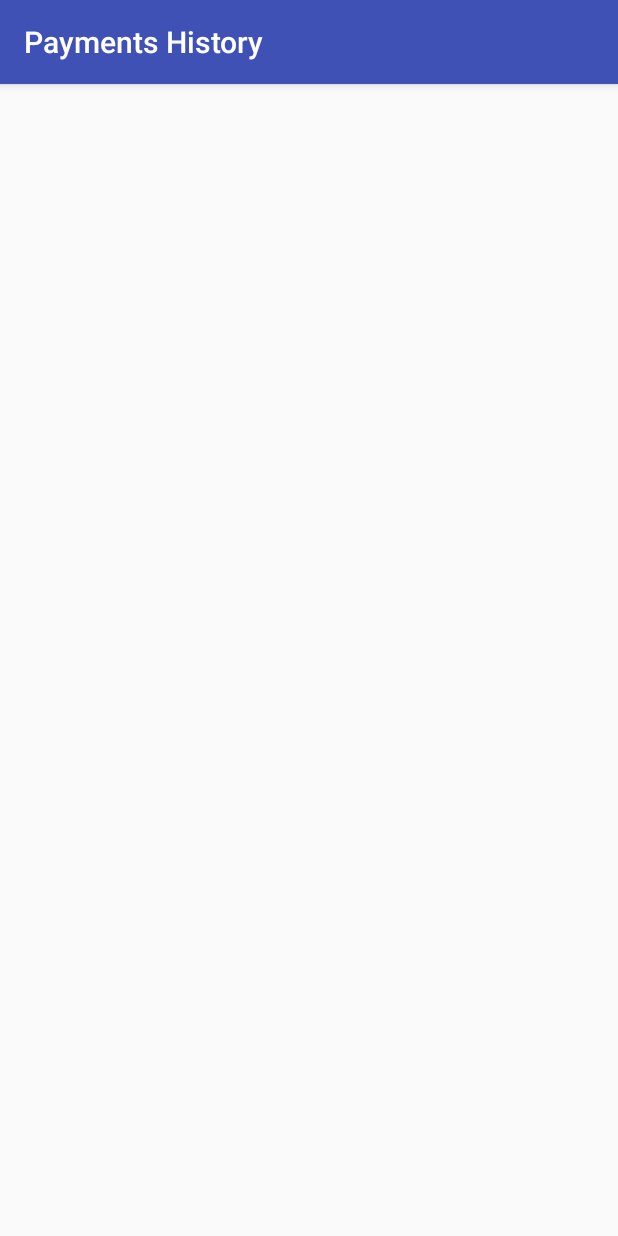
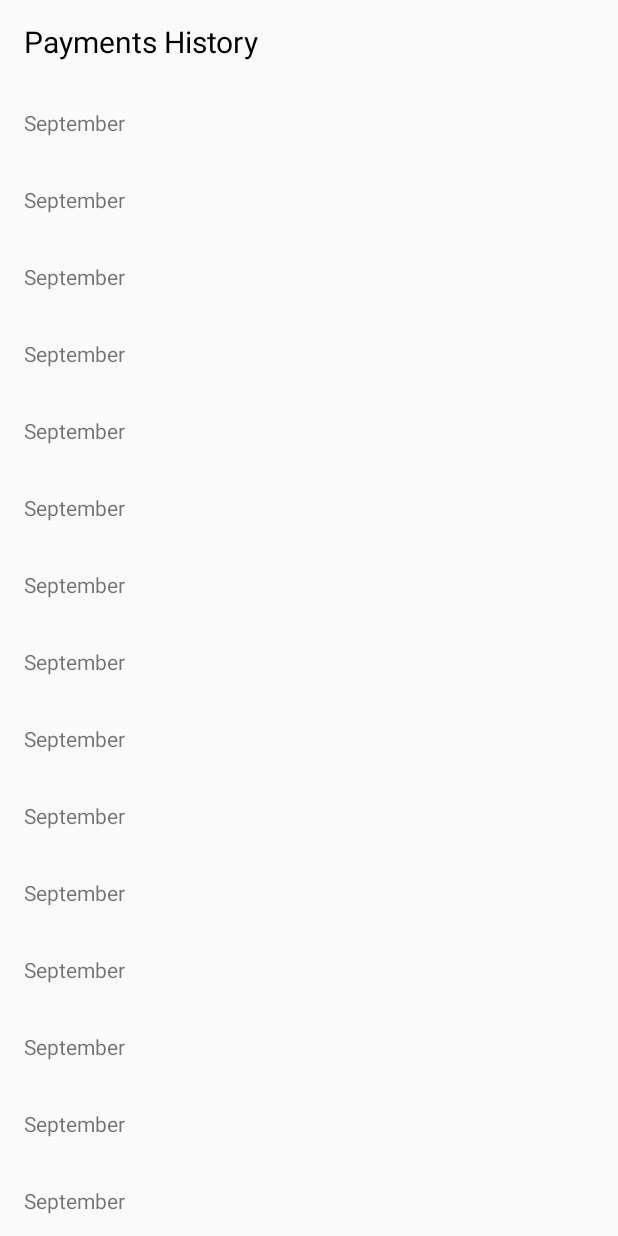
Before and after one commit to MathiasBrandt/payments-history, an Android app: the screen it shows after launch (OverviewActivity), on a phone screen of 412 x 824 dp. Run offline under Robolectric (Android 15) with nearby library versions, the phone set to English and light mode, and no system bars; libraries missing offline, so code that uses them is left out: org.jetbrains.anko; 1 statement that could not run was skipped.

Commit message:
list with animations

```diff
--- a/PaymentsHistory/app/build.gradle
+++ b/PaymentsHistory/app/build.gradle
@@ -26,6 +26,9 @@ android {
     }
     kapt {
         generateStubs = true
+    }
+    androidExtensions {
+        experimental = true
     }
 }
 
--- a/PaymentsHistory/app/src/main/AndroidManifest.xml
+++ b/PaymentsHistory/app/src/main/AndroidManifest.xml
@@ -3,11 +3,11 @@
     package="com.mathiasbrandt.paymentshistory">
 
     <application
-        android:allowBackup="true"
+        android:allowBackup="false"
         android:icon="@mipmap/ic_launcher"
         android:label="@string/app_name"
         android:roundIcon="@mipmap/ic_launcher_round"
-        android:supportsRtl="true"
+        android:supportsRtl="false"
         android:theme="@style/AppTheme"
         android:name=".CustomApplication"
         >
--- a/PaymentsHistory/app/src/main/java/com/mathiasbrandt/paymentshistory/OverviewActivity.kt
+++ b/PaymentsHistory/app/src/main/java/com/mathiasbrandt/paymentshistory/OverviewActivity.kt
@@ -1,13 +1,22 @@
 package com.mathiasbrandt.paymentshistory
 
+import android.animation.Animator
+import android.animation.ObjectAnimator
+import android.os.Bundle
+import android.view.View
+import androidx.appcompat.app.AppCompatActivity
 import androidx.lifecycle.Observer
 import androidx.lifecycle.ViewModelProviders
-import android.os.Bundle
-import androidx.appcompat.app.AppCompatActivity
+import androidx.recyclerview.widget.RecyclerView
+import kotlinx.android.synthetic.main.activity_overview.*
+import org.jetbrains.anko.AnkoLogger
+import org.jetbrains.anko.info
 
-class OverviewActivity : AppCompatActivity() {
+class OverviewActivity : AppCompatActivity(), AnkoLogger {
     private val viewModelFactory = Injector.get().viewModelFactory()
     private lateinit var overviewVM: OverviewViewModel
+
+    private var isAnimatingList = false
 
     override fun onCreate(savedInstanceState: Bundle?) {
         super.onCreate(savedInstanceState)
@@ -15,6 +24,53 @@ class OverviewActivity : AppCompatActivity() {
 
         overviewVM = ViewModelProviders.of(this, viewModelFactory).get(OverviewViewModel::class.java)
         overviewVM.getLivePayments().observe(this, Observer { payments -> payments?.let { paymentListUpdated(payments) } })
+
+        val adapter = OverviewListAdapter(listOf(Month(), Month(), Month(), Month(), Month(), Month(), Month(), Month(), Month(), Month(), Month(), Month(), Month(), Month(), Month(), Month(), Month(), Month(), Month(), Month(), Month(), Month(), Month(), Month(), Month(), Month(), Month(), Month(), Month(), Month(), Month(), Month(), Month(), Month(), Month(), Month(), Month(), Month(), Month(), Month(), Month(), Month(), Month(), Month(), Month(), Month(), Month(), Month(), Month(), Month(), Month(), Month(), Month(), Month()))
+        activity_overview_list.adapter = adapter
+        activity_overview_list.overScrollMode = View.OVER_SCROLL_NEVER
+
+        activity_overview_list.setOnScrollChangeListener(object: View.OnScrollChangeListener {
+            override fun onScrollChange(p0: View?, p1: Int, p2: Int, p3: Int, p4: Int) {
+                TODO("not implemented") //To change body of created functions use File | Settings | File Templates.
+            }
+
+        })
+
+        activity_overview_list.setOnScrollChangeListener { _, _, _, _, _ ->
+            info("##### triggered!")
+            val canScrollUp = activity_overview_list.canScrollVertically(-1)
+
+            if(!isAnimatingList && canScrollUp) {
+                isAnimatingList = true
+                supportActionBar?.let { actionBar ->
+                    // replace "elevation" with "translationZ"? (set default elevation=10 and translationZ=0 first)
+                    ObjectAnimator.ofFloat(actionBar, "elevation", 10F).apply {
+                        duration = 200
+                        addListener(object: Animator.AnimatorListener {
+                            override fun onAnimationRepeat(p0: Animator?) {}
+
+                            override fun onAnimationEnd(p0: Animator?) {
+                                isAnimatingList = false
+                            }
+
+                            override fun onAnimationCancel(p0: Animator?) {}
+
+                            override fun onAnimationStart(p0: Animator?) {}
+
+                        })
+                        start()
+                    }
+                }
+            } else if(!canScrollUp) {
+                supportActionBar?.let { actionBar ->
+                    ObjectAnimator.ofFloat(actionBar, "elevation", 0F).apply {
+                        duration = 200
+                        start()
+                    }
+                }
+            }
+
+        }
     }
 
     private fun paymentListUpdated(paymentList: PaymentList) {
--- /dev/null
+++ b/PaymentsHistory/app/src/main/java/com/mathiasbrandt/paymentshistory/OverviewListAdapter.kt
@@ -0,0 +1,27 @@
+package com.mathiasbrandt.paymentshistory
+
+import android.view.LayoutInflater
+import android.view.View
+import android.view.ViewGroup
+import androidx.recyclerview.widget.RecyclerView
+import kotlinx.android.extensions.LayoutContainer
+import kotlinx.android.synthetic.main.item_overview.view.*
+
+class OverviewListAdapter(val items: List<Month>): RecyclerView.Adapter<OverviewListViewHolder>() {
+    override fun onCreateViewHolder(parent: ViewGroup, viewType: Int): OverviewListViewHolder {
+        val view = LayoutInflater.from(parent.context).inflate(R.layout.item_overview, parent, false)
+        return OverviewListViewHolder(view)
+    }
+
+    override fun onBindViewHolder(holder: OverviewListViewHolder, position: Int) {
+        holder.bind(items[position])
+    }
+
+    override fun getItemCount(): Int = items.size
+}
+
+class OverviewListViewHolder(override val containerView: View): RecyclerView.ViewHolder(containerView), LayoutContainer {
+    fun bind(item: Month) {
+        containerView.item_overview_title.text = "September"
+    }
+}
--- a/PaymentsHistory/app/src/main/res/layout/activity_overview.xml
+++ b/PaymentsHistory/app/src/main/res/layout/activity_overview.xml
@@ -7,10 +7,11 @@
     tools:context=".OverviewActivity">
 
     <androidx.recyclerview.widget.RecyclerView
+        android:id="@+id/activity_overview_list"
         android:layout_width="match_parent"
         android:layout_height="match_parent"
         app:layoutManager="androidx.recyclerview.widget.LinearLayoutManager"
-        tools:listitem="@layout/item_payment"
-        />
+        tools:itemCount="10"
+        tools:listitem="@layout/item_payment" />
 
 </androidx.constraintlayout.widget.ConstraintLayout>
--- /dev/null
+++ b/PaymentsHistory/app/src/main/res/layout/item_overview.xml
@@ -0,0 +1,34 @@
+<?xml version="1.0" encoding="utf-8"?>
+<androidx.constraintlayout.widget.ConstraintLayout xmlns:android="http://schemas.android.com/apk/res/android"
+    android:layout_width="match_parent"
+    android:layout_height="wrap_content"
+    xmlns:tools="http://schemas.android.com/tools"
+    xmlns:app="http://schemas.android.com/apk/res-auto">
+
+    <!--<androidx.cardview.widget.CardView-->
+        <!--android:layout_width="match_parent"-->
+        <!--android:layout_height="wrap_content"-->
+        <!--android:layout_marginStart="8dp"-->
+        <!--android:layout_marginEnd="8dp"-->
+        <!--android:layout_marginTop="4dp"-->
+        <!--android:layout_marginBottom="4dp"-->
+        <!--app:layout_constraintTop_toTopOf="parent"-->
+        <!--app:layout_constraintBottom_toBottomOf="parent"-->
+        <!--app:cardCornerRadius="4dp"-->
+        <!--app:cardElevation="4dp"-->
+        <!--&gt;-->
+
+        <TextView
+            android:id="@+id/item_overview_title"
+            android:layout_width="wrap_content"
+            android:layout_height="wrap_content"
+            android:layout_margin="16dp"
+            android:textSize="14sp"
+            app:layout_constraintTop_toTopOf="parent"
+            app:layout_constraintStart_toStartOf="parent"
+            app:layout_constraintBottom_toBottomOf="parent"
+            tools:text="September"
+            />
+
+    <!--</androidx.cardview.widget.CardView>-->
+</androidx.constraintlayout.widget.ConstraintLayout>
--- a/PaymentsHistory/app/src/main/res/values/colors.xml
+++ b/PaymentsHistory/app/src/main/res/values/colors.xml
@@ -3,4 +3,7 @@
     <color name="colorPrimary">#3F51B5</color>
     <color name="colorPrimaryDark">#303F9F</color>
     <color name="colorAccent">#FF4081</color>
+
+    <color name="default_background">#FAFAFA</color>
+    <color name="black">#000000</color>
 </resources>
--- a/PaymentsHistory/app/src/main/res/values/styles.xml
+++ b/PaymentsHistory/app/src/main/res/values/styles.xml
@@ -6,6 +6,19 @@
         <item name="colorPrimary">@color/colorPrimary</item>
         <item name="colorPrimaryDark">@color/colorPrimaryDark</item>
         <item name="colorAccent">@color/colorAccent</item>
+        <item name="actionBarStyle">@style/ActionBarStyle</item>
+    </style>
+
+    <style name="ActionBarStyle" parent="Widget.AppCompat.Light.ActionBar">
+        <item name="background">@color/default_background</item>
+        <item name="titleTextStyle">@style/ActionBarTitleTextStyle</item>
+        <item name="elevation">0dp</item>
+    </style>
+
+    <style name="ActionBarTitleTextStyle" parent="TextAppearance.AppCompat.Widget.ActionBar.Title">
+        <item name="android:textColor">@color/black</item>
+        <item name="android:fontFamily">sans-serif</item>
+        <item name="android:gravity">center_horizontal</item>
     </style>
 
 </resources>
```
Also changed, not shown: PaymentsHistory/app/src/main/java/com/mathiasbrandt/paymentshistory/PaymentsListAdapter.kt (added, +26 -0 lines), PaymentsHistory/app/src/main/res/layout/recycler_view_item.xml (added, +18 -0 lines).
